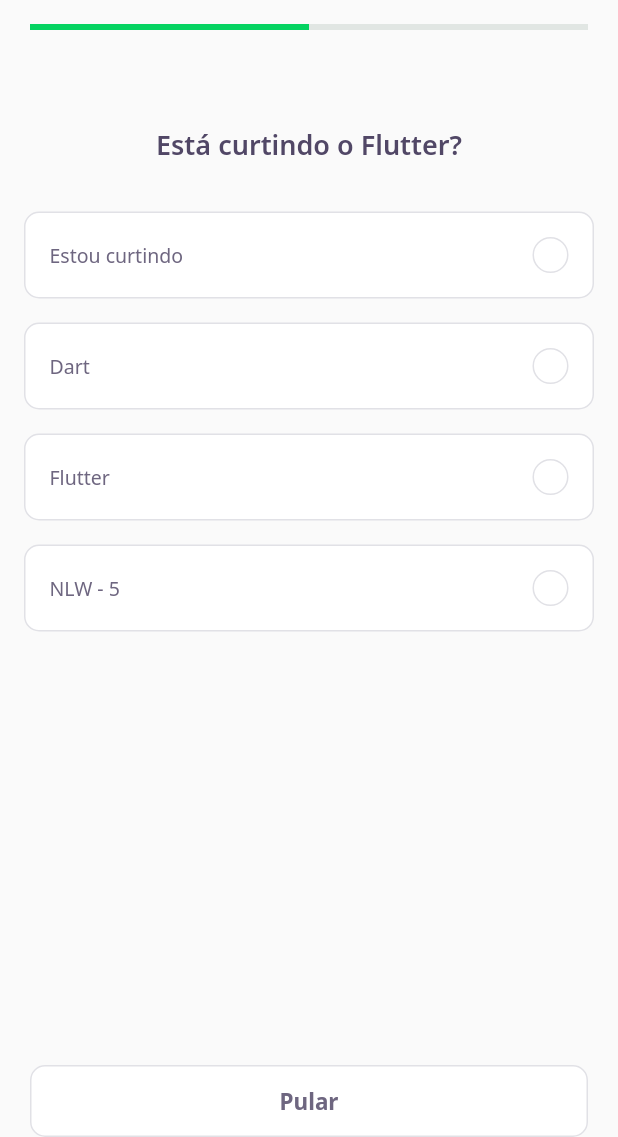
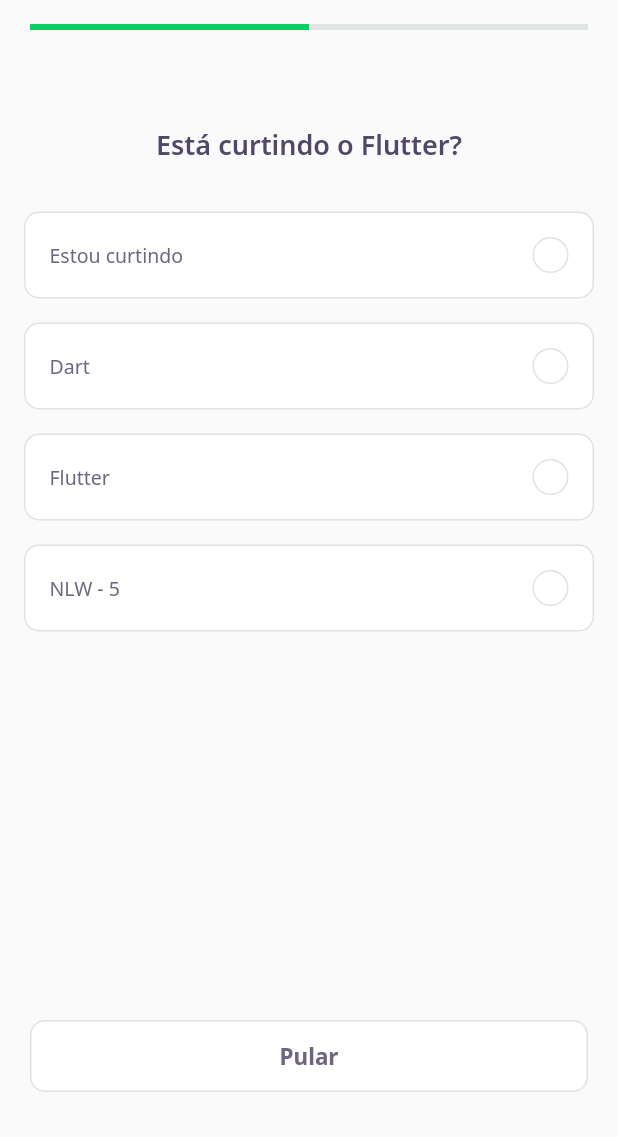
Before and after one commit to davisantosr/nlw5_flutter_devquiz, a Flutter app: the screen it shows after launch, after a tap on "NLW 5 - FLUTTER", on a phone screen of 412 x 824 dp, the part 99-1236 px from its top. Run offline on Flutter 3.47's test engine with Material 2 defaults, Android fonts, the phone set to English and light mode, and no system bars; our stand-ins replace google_fonts; accounts and stored records are empty; network calls fail.

Commit message:
Add minimum to bottom safe area

```diff
--- a/lib/challenge/challenge_page.dart
+++ b/lib/challenge/challenge_page.dart
@@ -80,6 +80,7 @@ class _ChallengePageState extends State<ChallengePage> {
       ),
       bottomNavigationBar: SafeArea(
         bottom: true,
+        minimum: EdgeInsets.only(bottom: 30),
         child: Padding(
           padding: const EdgeInsets.symmetric(
             horizontal: 20,
```
